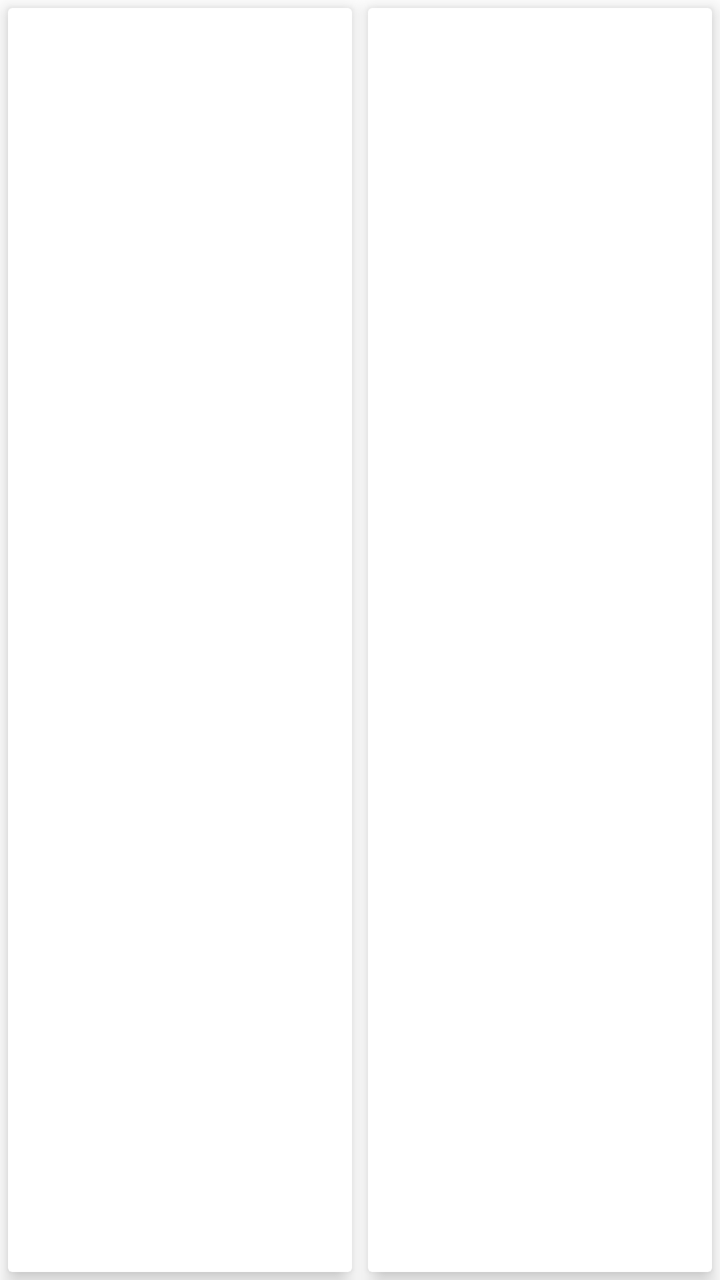
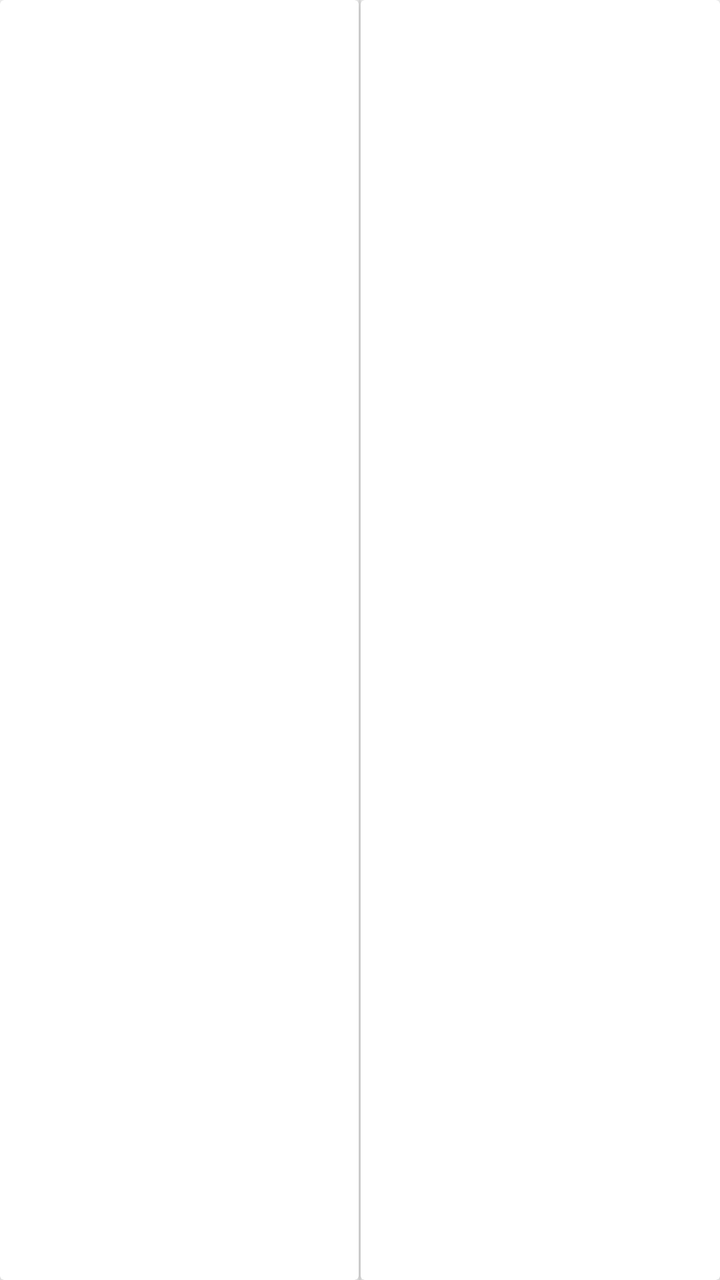

An Android layout rendered at two revisions. The XML below is the earlier revision; the diff shows what the commit changed to produce the second picture.
<!-- AndroidManifest.xml: application theme AppTheme -->
<!-- res/layout/fragment_settings.xml -->
<?xml version="1.0" encoding="utf-8"?>
<layout xmlns:android="http://schemas.android.com/apk/res/android"
    xmlns:tool="http://schemas.android.com/tools">

    <data>

        <variable
            name="viewModel"
            type="eu.agribot.agribotapp.ui.fragment.settings.SettingsViewModel" />
    </data>

    <LinearLayout
        android:layout_width="match_parent"
        android:layout_height="match_parent"
        android:orientation="horizontal"
        android:baselineAligned="false">

        <androidx.cardview.widget.CardView
            xmlns:app="http://schemas.android.com/apk/res-auto"
            android:layout_width="0dp"
            android:layout_height="match_parent"
            android:layout_weight="1"
            android:layout_margin="@dimen/margin_small"
            android:orientation="vertical"
            app:cardCornerRadius="2dp"
            app:cardElevation="6dp">

            <androidx.recyclerview.widget.RecyclerView
                android:id="@+id/settingsListRecycler"
                android:layout_width="match_parent"
                android:layout_height="match_parent"
                tool:itemCount="10"
                tool:listitem="@layout/list_item_settings"/>

        </androidx.cardview.widget.CardView>

        <androidx.cardview.widget.CardView xmlns:app="http://schemas.android.com/apk/res-auto"
            android:layout_width="0dp"
            android:layout_height="match_parent"
            android:layout_weight="1"
            android:layout_margin="@dimen/margin_small"
            android:orientation="vertical"
            app:cardCornerRadius="2dp"
            app:cardElevation="6dp">

            <androidx.recyclerview.widget.RecyclerView
                android:id="@+id/settingsActionsRecycler"
                android:layout_width="match_parent"
                android:layout_height="match_parent" />

        </androidx.cardview.widget.CardView>


    </LinearLayout>
</layout>
<!-- res/layout/list_item_settings.xml (included above) -->
<?xml version="1.0" encoding="utf-8"?>
<layout xmlns:android="http://schemas.android.com/apk/res/android"
    xmlns:tool="http://schemas.android.com/tools">

    <data>

        <variable
            name="viewModel"
            type="eu.agribot.agribotapp.ui.fragment.settings.recycler.settingslist.SettingsListViewModel" />
    </data>

    <LinearLayout
        android:layout_width="match_parent"
        android:layout_height="wrap_content"
        android:id="@+id/settingsCategory"
        android:orientation="vertical">

        <LinearLayout
            android:layout_width="match_parent"
            android:layout_height="wrap_content"
            android:gravity="center"
            android:orientation="horizontal"
            android:padding="@dimen/margin_medium">


            <ImageView
                android:id="@+id/settingsCategoryIcon"
                android:layout_width="0dp"
                android:layout_weight="1"
                android:layout_height="wrap_content"
                android:layout_marginHorizontal="@dimen/margin_large"
                android:padding="@dimen/margin_small"
                tool:src="@drawable/ic_settings_bluetooth" />


            <LinearLayout
                android:layout_width="0dp"
                android:layout_weight="1"
                android:layout_height="wrap_content"
                android:layout_gravity="start"
                android:layout_marginHorizontal="@dimen/margin_xxlarge"
                android:orientation="vertical">

                <TextView
                    android:layout_width="wrap_content"
                    android:layout_height="wrap_content"
                    android:layout_margin="@dimen/margin_small"
                    android:layout_gravity="start"
                    android:padding="@dimen/margin_small"
                    android:text="@{viewModel.settingName}"
                    android:textColor="@color/black"
                    android:textSize="@dimen/text_size_large"
                    android:textStyle="bold"
                    tool:text="SETTINGS NAME" />

                <TextView
                    android:layout_width="wrap_content"
                    android:layout_height="wrap_content"
                    android:layout_margin="@dimen/margin_small"
                    android:layout_gravity="start"
                    android:padding="@dimen/margin_small"
                    android:text="@{viewModel.settingsDescripion}"
                    android:textColor="@color/black"
                    android:textSize="@dimen/text_size_medium"
                    android:textStyle="italic"
                    tool:text="SETTINGS DESCRITION" />

            </LinearLayout>


        </LinearLayout>

        <View
            android:layout_width="match_parent"
            android:layout_height="1dp"
            android:layout_margin="@dimen/margin_medium"
            android:background="@color/background_gray" />

    </LinearLayout>

</layout>
<!-- resources referenced by this layout -->
<resources>
  <color name="background_gray">#f1f1f1</color>
  <color name="black">#000000</color>
  <dimen name="margin_large">16dp</dimen>
  <dimen name="margin_medium">8dp</dimen>
  <dimen name="margin_small">4dp</dimen>
  <dimen name="margin_xxlarge">32dp</dimen>
  <dimen name="text_size_large">18sp</dimen>
  <dimen name="text_size_medium">14sp</dimen>
  <!-- drawable ic_settings_bluetooth (drawable) -->
  <vector android:height="48dp" android:viewportHeight="501.6"
      android:viewportWidth="501.6" android:width="48dp" xmlns:android="http://schemas.android.com/apk/res/android">
      <path android:fillColor="#005EF4" android:pathData="M218.8,404c-13.6,0 -24,-10.4 -24,-24v-91.2c0,-13.6 10.4,-24 24,-24s24,10.4 24,24v90.4C242.8,392.8 232.4,404 218.8,404z"/>
      <path android:fillColor="#005EF4" android:pathData="M218.8,140.8c-13.6,0 -24,-10.4 -24,-24V24c0,-13.6 10.4,-24 24,-24s24,10.4 24,24v92.8C242.8,129.6 232.4,140.8 218.8,140.8z"/>
      <path android:fillColor="#36A4FF" android:pathData="M222,500.8c-6.4,0 -12,-2.4 -16.8,-7.2c-9.6,-9.6 -9.6,-24.8 0,-33.6l114.4,-113.6L121.2,148c-9.6,-9.6 -9.6,-24.8 0,-33.6c9.6,-9.6 24.8,-9.6 33.6,0l232,232l-147.2,148C234.8,498.4 228.4,500.8 222,500.8z"/>
      <path android:fillColor="#1085F9" android:pathData="M155.6,114.4l232,232l-148,148c-4.8,4.8 -11.2,7.2 -16.8,7.2s-12,-2.4 -16.8,-7.2c-9.6,-9.6 -9.6,-24.8 0,-33.6l113.6,-114.4L121.2,148"/>
      <path android:fillColor="#005EF4" android:pathData="M283.893,242.609l70.144,70.144l-33.941,33.941l-70.144,-70.144z"/>
      <path android:fillColor="#36A4FF" android:pathData="M138,393.6c-6.4,0 -12,-2.4 -16.8,-7.2c-9.6,-9.6 -9.6,-24.8 0,-33.6l198.4,-198.4L205.2,40.8c-9.6,-9.6 -9.6,-24.8 0,-33.6c9.6,-9.6 24.8,-9.6 33.6,0l148.8,147.2l-232,232C150.8,391.2 144.4,393.6 138,393.6z"/>
      <path android:fillColor="#1085F9" android:pathData="M121.2,352.8l198.4,-198.4L205.2,40.8c-9.6,-9.6 -9.6,-24.8 0,-33.6c9.6,-9.6 24.8,-9.6 33.6,0l148.8,147.2l-232,232"/>
  </vector>
  <style name="AppTheme" parent="Theme.MaterialComponents.Light.DarkActionBar">
          
          <item name="colorPrimary">@color/colorPrimary</item>
          <item name="colorPrimaryDark">@color/colorPrimaryDark</item>
          <item name="colorAccent">@color/colorAccent</item>
      </style>
  <color name="colorPrimary">@color/base_green</color>
  <color name="colorPrimaryDark">@color/base_green_darker</color>
  <color name="colorAccent">@color/gray</color>
  <color name="base_green">#a4c01b</color>
  <color name="base_green_darker">#839915</color>
  <color name="gray">#6A6A6A</color>
</resources>

<!-- the commit's change to res/layout/fragment_settings.xml (unified diff, before → after) -->
@@ -20,7 +20,6 @@
             android:layout_width="0dp"
             android:layout_height="match_parent"
             android:layout_weight="1"
-            android:layout_margin="@dimen/margin_small"
             android:orientation="vertical"
             app:cardCornerRadius="2dp"
             app:cardElevation="6dp">
@@ -34,11 +33,16 @@
 
         </androidx.cardview.widget.CardView>
 
+        <View
+            android:layout_width="1dp"
+            android:layout_height="match_parent"
+            android:background="@color/background_gray"/>
+
+
         <androidx.cardview.widget.CardView xmlns:app="http://schemas.android.com/apk/res-auto"
             android:layout_width="0dp"
             android:layout_height="match_parent"
             android:layout_weight="1"
-            android:layout_margin="@dimen/margin_small"
             android:orientation="vertical"
             app:cardCornerRadius="2dp"
             app:cardElevation="6dp">
@@ -84,14 +88,14 @@
                 android:layout_width="0dp"
                 android:layout_weight="1"
                 android:layout_height="wrap_content"
-                android:layout_marginHorizontal="@dimen/margin_large"
+                android:layout_marginHorizontal="@dimen/margin_small"
                 android:padding="@dimen/margin_small"
                 tool:src="@drawable/ic_settings_bluetooth" />
 
 
             <LinearLayout
                 android:layout_width="0dp"
-                android:layout_weight="1"
+                android:layout_weight="10"
                 android:layout_height="wrap_content"
                 android:layout_gravity="start"
                 android:layout_marginHorizontal="@dimen/margin_xxlarge"
@@ -126,11 +130,7 @@
 
         </LinearLayout>
 
-        <View
-            android:layout_width="match_parent"
-            android:layout_height="1dp"
-            android:layout_margin="@dimen/margin_medium"
-            android:background="@color/background_gray" />
+
 
     </LinearLayout>
 
<!-- resource entries referenced after the edit -->
@@ -2,7 +2,6 @@
 <resources>
   <color name="background_gray">#f1f1f1</color>
   <color name="black">#000000</color>
-  <dimen name="margin_large">16dp</dimen>
   <dimen name="margin_medium">8dp</dimen>
   <dimen name="margin_small">4dp</dimen>
   <dimen name="margin_xxlarge">32dp</dimen>
